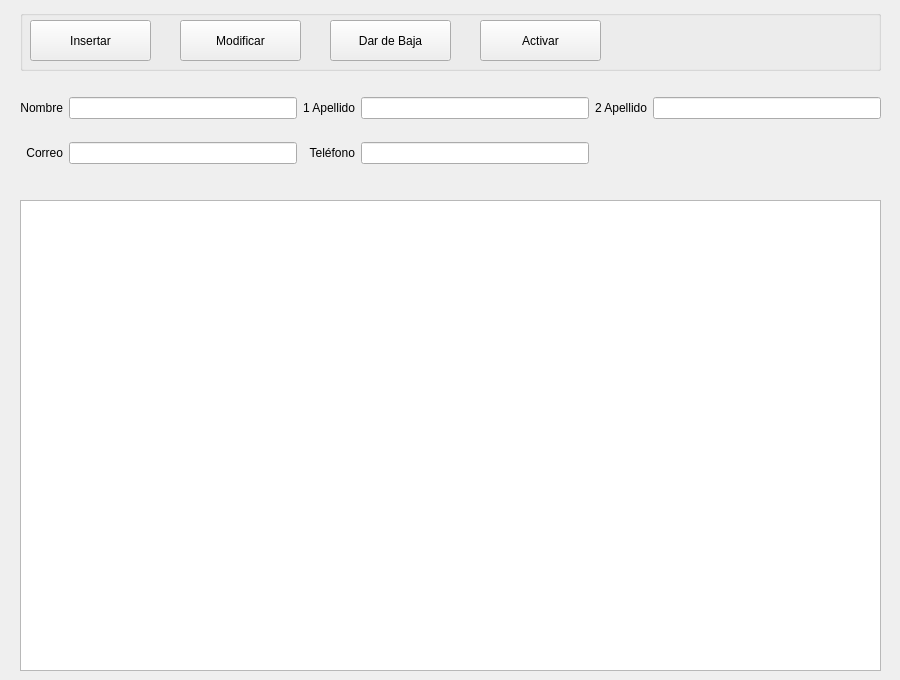
First picture: the form in ui/qt/socio_page.ui, repository i82camud/Club_Padel, before the edit.
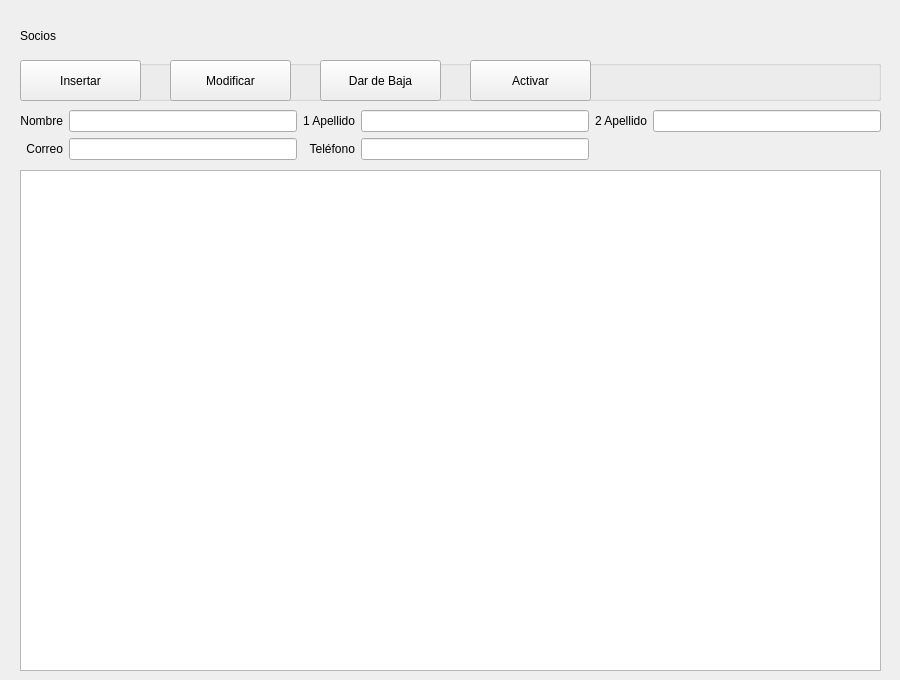
Second picture: the form after the edit.

Patch:
```diff
--- a/ui/qt/socio_page.ui
+++ b/ui/qt/socio_page.ui
@@ -17,9 +17,9 @@
    <property name="geometry">
     <rect>
      <x>20</x>
-     <y>200</y>
+     <y>170</y>
      <width>861</width>
-     <height>471</height>
+     <height>501</height>
     </rect>
    </property>
   </widget>
@@ -27,9 +27,9 @@
    <property name="geometry">
     <rect>
      <x>20</x>
-     <y>10</y>
+     <y>60</y>
      <width>861</width>
-     <height>61</height>
+     <height>41</height>
     </rect>
    </property>
    <property name="title">
@@ -38,8 +38,8 @@
    <widget class="QPushButton" name="btn_agregar">
     <property name="geometry">
      <rect>
-      <x>10</x>
-      <y>10</y>
+      <x>0</x>
+      <y>0</y>
       <width>121</width>
       <height>41</height>
      </rect>
@@ -51,8 +51,8 @@
    <widget class="QPushButton" name="btn_modificar">
     <property name="geometry">
      <rect>
-      <x>160</x>
-      <y>10</y>
+      <x>150</x>
+      <y>0</y>
       <width>121</width>
       <height>41</height>
      </rect>
@@ -64,8 +64,8 @@
    <widget class="QPushButton" name="btn_baja">
     <property name="geometry">
      <rect>
-      <x>310</x>
-      <y>10</y>
+      <x>300</x>
+      <y>0</y>
       <width>121</width>
       <height>41</height>
      </rect>
@@ -77,8 +77,8 @@
    <widget class="QPushButton" name="btn_activar">
     <property name="geometry">
      <rect>
-      <x>460</x>
-      <y>10</y>
+      <x>450</x>
+      <y>0</y>
       <width>121</width>
       <height>41</height>
      </rect>
@@ -92,9 +92,9 @@
    <property name="geometry">
     <rect>
      <x>20</x>
-     <y>80</y>
+     <y>110</y>
      <width>861</width>
-     <height>101</height>
+     <height>51</height>
     </rect>
    </property>
    <layout class="QGridLayout" name="gridLayout">
@@ -175,6 +175,19 @@
    <zorder>txt_telefono</zorder>
    <zorder>txt_apellido1</zorder>
   </widget>
+  <widget class="QLabel" name="label_socios">
+   <property name="geometry">
+    <rect>
+     <x>20</x>
+     <y>20</y>
+     <width>221</width>
+     <height>31</height>
+    </rect>
+   </property>
+   <property name="text">
+    <string>Socios</string>
+   </property>
+  </widget>
  </widget>
  <resources/>
  <connections/>
```
